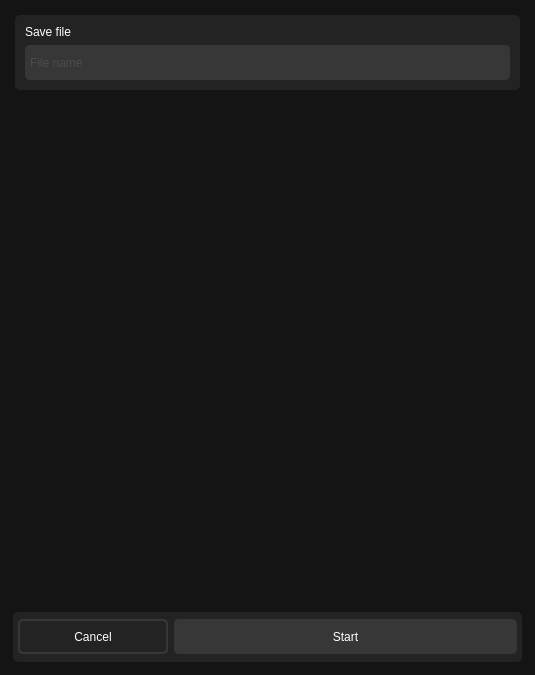
Before: the Qt Designer form src/ui/measure_dialog.ui in ligerr13/PE_Spectroradiometer, drawn with Qt 5.
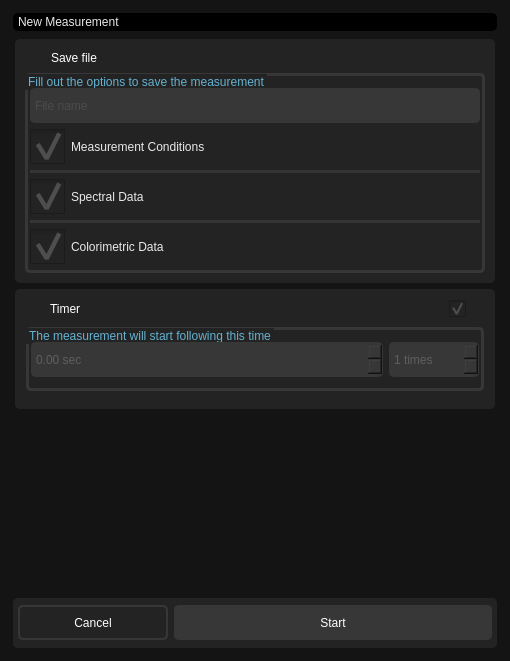
After: the same form once the commit is applied. Icons and pictures are not drawn.

Patch:
```diff
--- a/src/ui/measure_dialog.ui
+++ b/src/ui/measure_dialog.ui
@@ -6,8 +6,8 @@
    <rect>
     <x>0</x>
     <y>0</y>
-    <width>535</width>
-    <height>675</height>
+    <width>510</width>
+    <height>661</height>
    </rect>
   </property>
   <property name="windowTitle">
@@ -36,6 +36,39 @@
       <property name="bottomMargin">
        <number>2</number>
       </property>
+      <item>
+       <widget class="QWidget" name="widget_2" native="true">
+        <property name="styleSheet">
+         <string notr="true">background-color: rgb(0, 0, 0);
+border: 5px;</string>
+        </property>
+        <layout class="QHBoxLayout" name="horizontalLayout_2">
+         <property name="leftMargin">
+          <number>5</number>
+         </property>
+         <property name="topMargin">
+          <number>2</number>
+         </property>
+         <property name="rightMargin">
+          <number>2</number>
+         </property>
+         <property name="bottomMargin">
+          <number>2</number>
+         </property>
+         <item>
+          <widget class="QLabel" name="label_2">
+           <property name="styleSheet">
+            <string notr="true">font: 623 14pt &quot;Segoe UI&quot;;
+color: rgb(233, 233, 233);</string>
+           </property>
+           <property name="text">
+            <string>New Measurement</string>
+           </property>
+          </widget>
+         </item>
+        </layout>
+       </widget>
+      </item>
       <item>
        <widget class="QWidget" name="widget_3" native="true">
         <layout class="QVBoxLayout" name="verticalLayout_3">
@@ -56,7 +89,7 @@
            <property name="maximumSize">
             <size>
              <width>16777215</width>
-             <height>90</height>
+             <height>16777215</height>
             </size>
            </property>
            <property name="sizeIncrement">
@@ -83,44 +116,578 @@
             <property name="bottomMargin">
              <number>10</number>
             </property>
-            <item row="0" column="0">
-             <widget class="QLabel" name="label">
-              <property name="maximumSize">
-               <size>
-                <width>16777215</width>
-                <height>20</height>
-               </size>
-              </property>
-              <property name="styleSheet">
-               <string notr="true">font: 700 11pt &quot;Segoe UI&quot;;
-color: rgb(255, 255, 255);</string>
-              </property>
-              <property name="frameShape">
-               <enum>QFrame::StyledPanel</enum>
-              </property>
-              <property name="text">
-               <string>Save file</string>
-              </property>
-             </widget>
-            </item>
             <item row="1" column="0">
-             <widget class="QLineEdit" name="fileName">
-              <property name="minimumSize">
-               <size>
-                <width>35</width>
-                <height>35</height>
-               </size>
-              </property>
+             <widget class="QGroupBox" name="groupBox_2">
               <property name="styleSheet">
-               <string notr="true">border: 0px;
+               <string notr="true">QGroupBox {
+  border: 3px solid rgb(55, 55, 55);
+  color: #64B2D1;
+  border-radius: 5px;
+}
+QGroupBox:disabled{
+	color: rgb(55, 55, 55);
+}</string>
+              </property>
+              <property name="title">
+               <string>Fill out the options to save the measurement</string>
+              </property>
+              <property name="checkable">
+               <bool>false</bool>
+              </property>
+              <layout class="QVBoxLayout" name="verticalLayout_6">
+               <property name="leftMargin">
+                <number>5</number>
+               </property>
+               <property name="topMargin">
+                <number>15</number>
+               </property>
+               <property name="rightMargin">
+                <number>5</number>
+               </property>
+               <item>
+                <widget class="QLineEdit" name="fileName">
+                 <property name="minimumSize">
+                  <size>
+                   <width>35</width>
+                   <height>35</height>
+                  </size>
+                 </property>
+                 <property name="styleSheet">
+                  <string notr="true">border: 0px;
 		font: 700 10pt &quot;Segoe UI&quot;;
  		background: rgb(55, 55, 55);
 		border :3px solid rgb(55, 55, 55);
 color: rgb(94, 94, 94)</string>
-              </property>
-              <property name="placeholderText">
-               <string>File name</string>
-              </property>
+                 </property>
+                 <property name="placeholderText">
+                  <string>File name</string>
+                 </property>
+                </widget>
+               </item>
+               <item>
+                <widget class="QCheckBox" name="checkBox">
+                 <property name="enabled">
+                  <bool>true</bool>
+                 </property>
+                 <property name="minimumSize">
+                  <size>
+                   <width>0</width>
+                   <height>0</height>
+                  </size>
+                 </property>
+                 <property name="cursor">
+                  <cursorShape>PointingHandCursor</cursorShape>
+                 </property>
+                 <property name="layoutDirection">
+                  <enum>Qt::LeftToRight</enum>
+                 </property>
+                 <property name="autoFillBackground">
+                  <bool>false</bool>
+                 </property>
+                 <property name="styleSheet">
+                  <string notr="true">QCheckBox {
+	font: 550 10pt &quot;Segoe UI&quot;;
+	color: rgb(94, 94, 94);
+}
+QCheckBox::checked {
+	font: 550 10pt &quot;Segoe UI&quot;;
+	color: rgb(233, 233, 233);
+}
+QCheckBox::hover
+{
+	background-color : rgb(0, 0, 0);
+	border: 0;
+}
+QCheckBox::indicator{
+width :35px;
+height : 35px;
+}
+QCheckBox::indicator:checked
+ {
+     image: url(../resources/icons/toggle-button-on.png);
+}
+  QCheckBox::indicator:unchecked
+{
+    image: url(../resources/icons/toggle-button-off.png);
+}</string>
+                 </property>
+                 <property name="text">
+                  <string>Measurement Conditions</string>
+                 </property>
+                 <property name="iconSize">
+                  <size>
+                   <width>45</width>
+                   <height>45</height>
+                  </size>
+                 </property>
+                 <property name="checked">
+                  <bool>true</bool>
+                 </property>
+                </widget>
+               </item>
+               <item>
+                <widget class="Line" name="line">
+                 <property name="styleSheet">
+                  <string notr="true">background-color: rgba(129, 129, 129, 50);
+border: 0px;
+border-radius: 50%;
+margin: 5, 5, 5, 5;</string>
+                 </property>
+                 <property name="orientation">
+                  <enum>Qt::Horizontal</enum>
+                 </property>
+                </widget>
+               </item>
+               <item>
+                <widget class="QCheckBox" name="checkBox_2">
+                 <property name="enabled">
+                  <bool>true</bool>
+                 </property>
+                 <property name="minimumSize">
+                  <size>
+                   <width>0</width>
+                   <height>0</height>
+                  </size>
+                 </property>
+                 <property name="cursor">
+                  <cursorShape>PointingHandCursor</cursorShape>
+                 </property>
+                 <property name="layoutDirection">
+                  <enum>Qt::LeftToRight</enum>
+                 </property>
+                 <property name="autoFillBackground">
+                  <bool>false</bool>
+                 </property>
+                 <property name="styleSheet">
+                  <string notr="true">QCheckBox {
+	font: 550 10pt &quot;Segoe UI&quot;;
+	color: rgb(94, 94, 94);
+}
+QCheckBox::checked {
+	font: 550 10pt &quot;Segoe UI&quot;;
+	color: rgb(233, 233, 233);
+}
+QCheckBox::hover
+{
+	background-color : rgb(0, 0, 0);
+	border: 0;
+}
+QCheckBox::indicator{
+width :35px;
+height : 35px;
+}
+QCheckBox::indicator:checked
+ {
+     image: url(../resources/icons/toggle-button-on.png);
+}
+  QCheckBox::indicator:unchecked
+{
+    image: url(../resources/icons/toggle-button-off.png);
+}</string>
+                 </property>
+                 <property name="text">
+                  <string>Spectral Data</string>
+                 </property>
+                 <property name="iconSize">
+                  <size>
+                   <width>45</width>
+                   <height>45</height>
+                  </size>
+                 </property>
+                 <property name="checkable">
+                  <bool>true</bool>
+                 </property>
+                 <property name="checked">
+                  <bool>true</bool>
+                 </property>
+                 <property name="autoRepeat">
+                  <bool>false</bool>
+                 </property>
+                 <property name="autoExclusive">
+                  <bool>false</bool>
+                 </property>
+                 <property name="tristate">
+                  <bool>false</bool>
+                 </property>
+                </widget>
+               </item>
+               <item>
+                <widget class="Line" name="line_2">
+                 <property name="styleSheet">
+                  <string notr="true">background-color: rgba(129, 129, 129, 50);
+border: 0px;
+border-radius: 50%;
+margin: 5, 5, 5, 5;</string>
+                 </property>
+                 <property name="orientation">
+                  <enum>Qt::Horizontal</enum>
+                 </property>
+                </widget>
+               </item>
+               <item>
+                <widget class="QCheckBox" name="checkBox_3">
+                 <property name="enabled">
+                  <bool>true</bool>
+                 </property>
+                 <property name="minimumSize">
+                  <size>
+                   <width>0</width>
+                   <height>0</height>
+                  </size>
+                 </property>
+                 <property name="cursor">
+                  <cursorShape>PointingHandCursor</cursorShape>
+                 </property>
+                 <property name="autoFillBackground">
+                  <bool>false</bool>
+                 </property>
+                 <property name="styleSheet">
+                  <string notr="true">QCheckBox {
+	font: 550 10pt &quot;Segoe UI&quot;;
+	color: rgb(94, 94, 94);
+}
+QCheckBox::checked {
+	font: 550 10pt &quot;Segoe UI&quot;;
+	color: rgb(233, 233, 233);
+}
+QCheckBox::hover
+{
+	background-color : rgb(0, 0, 0);
+	border: 0;
+}
+QCheckBox::indicator{
+width :35px;
+height : 35px;
+}
+QCheckBox::indicator:checked
+ {
+     image: url(../resources/icons/toggle-button-on.png);
+}
+  QCheckBox::indicator:unchecked
+{
+    image: url(../resources/icons/toggle-button-off.png);
+}</string>
+                 </property>
+                 <property name="text">
+                  <string>Colorimetric Data</string>
+                 </property>
+                 <property name="checked">
+                  <bool>true</bool>
+                 </property>
+                </widget>
+               </item>
+              </layout>
+             </widget>
+            </item>
+            <item row="0" column="0">
+             <widget class="QWidget" name="widget_8" native="true">
+              <layout class="QHBoxLayout" name="horizontalLayout_5">
+               <property name="leftMargin">
+                <number>0</number>
+               </property>
+               <property name="topMargin">
+                <number>2</number>
+               </property>
+               <property name="rightMargin">
+                <number>2</number>
+               </property>
+               <property name="bottomMargin">
+                <number>2</number>
+               </property>
+               <item>
+                <widget class="QLabel" name="label_5">
+                 <property name="maximumSize">
+                  <size>
+                   <width>20</width>
+                   <height>20</height>
+                  </size>
+                 </property>
+                 <property name="text">
+                  <string/>
+                 </property>
+                 <property name="pixmap">
+                  <pixmap>../../resources/icons/save-diskette.png</pixmap>
+                 </property>
+                 <property name="scaledContents">
+                  <bool>true</bool>
+                 </property>
+                </widget>
+               </item>
+               <item>
+                <widget class="QLabel" name="label">
+                 <property name="maximumSize">
+                  <size>
+                   <width>16777215</width>
+                   <height>20</height>
+                  </size>
+                 </property>
+                 <property name="styleSheet">
+                  <string notr="true">font: 600 11pt &quot;Segoe UI&quot;;
+color: rgb(255, 255, 255);</string>
+                 </property>
+                 <property name="frameShape">
+                  <enum>QFrame::StyledPanel</enum>
+                 </property>
+                 <property name="text">
+                  <string>Save file</string>
+                 </property>
+                </widget>
+               </item>
+              </layout>
+             </widget>
+            </item>
+           </layout>
+          </widget>
+         </item>
+         <item>
+          <widget class="QWidget" name="widget_5" native="true">
+           <property name="styleSheet">
+            <string notr="true">color:white;
+border-radius: 5px;
+background-color: rgb(35, 35, 35);</string>
+           </property>
+           <layout class="QVBoxLayout" name="verticalLayout">
+            <item>
+             <widget class="QWidget" name="widget_6" native="true">
+              <layout class="QHBoxLayout" name="horizontalLayout_3">
+               <property name="leftMargin">
+                <number>0</number>
+               </property>
+               <property name="topMargin">
+                <number>2</number>
+               </property>
+               <property name="rightMargin">
+                <number>2</number>
+               </property>
+               <property name="bottomMargin">
+                <number>2</number>
+               </property>
+               <item>
+                <widget class="QLabel" name="label_4">
+                 <property name="maximumSize">
+                  <size>
+                   <width>20</width>
+                   <height>20</height>
+                  </size>
+                 </property>
+                 <property name="text">
+                  <string/>
+                 </property>
+                 <property name="pixmap">
+                  <pixmap>../../resources/icons/chronometer.png</pixmap>
+                 </property>
+                 <property name="scaledContents">
+                  <bool>true</bool>
+                 </property>
+                </widget>
+               </item>
+               <item>
+                <widget class="QLabel" name="label_3">
+                 <property name="styleSheet">
+                  <string notr="true">font: 600 11pt &quot;Segoe UI&quot;;
+color: rgb(255, 255, 255);</string>
+                 </property>
+                 <property name="text">
+                  <string>Timer</string>
+                 </property>
+                </widget>
+               </item>
+               <item>
+                <widget class="QCheckBox" name="checkBox_5">
+                 <property name="maximumSize">
+                  <size>
+                   <width>35</width>
+                   <height>35</height>
+                  </size>
+                 </property>
+                 <property name="cursor">
+                  <cursorShape>PointingHandCursor</cursorShape>
+                 </property>
+                 <property name="styleSheet">
+                  <string notr="true">QCheckBox {
+	font: 550 10pt &quot;Segoe UI&quot;;
+	color: rgb(94, 94, 94);
+}
+QCheckBox::checked {
+	font: 550 10pt &quot;Segoe UI&quot;;
+	color: rgb(233, 233, 233);
+}
+QCheckBox::hover
+{
+	border: 0;
+}
+QCheckBox::indicator{
+width :17px;
+height : 17px;
+}
+QCheckBox::indicator:checked
+ {
+     image: url(../resources/icons/padlock-unlock.png);
+}
+  QCheckBox::indicator:unchecked
+{
+    image: url(../resources/icons/padlock.png);
+}</string>
+                 </property>
+                 <property name="text">
+                  <string/>
+                 </property>
+                 <property name="checked">
+                  <bool>true</bool>
+                 </property>
+                </widget>
+               </item>
+              </layout>
+             </widget>
+            </item>
+            <item>
+             <widget class="QWidget" name="widget_9" native="true">
+              <layout class="QVBoxLayout" name="verticalLayout_4">
+               <property name="leftMargin">
+                <number>2</number>
+               </property>
+               <property name="topMargin">
+                <number>2</number>
+               </property>
+               <property name="rightMargin">
+                <number>2</number>
+               </property>
+               <item>
+                <widget class="QGroupBox" name="groupBox">
+                 <property name="minimumSize">
+                  <size>
+                   <width>0</width>
+                   <height>0</height>
+                  </size>
+                 </property>
+                 <property name="styleSheet">
+                  <string notr="true">QGroupBox {
+  border: 3px solid rgb(55, 55, 55);
+  color: #64B2D1;
+  border-radius: 5px;
+}
+QGroupBox:disabled{
+	color: rgb(55, 55, 55);
+}</string>
+                 </property>
+                 <property name="title">
+                  <string>The measurement will start following this time</string>
+                 </property>
+                 <layout class="QVBoxLayout" name="verticalLayout_5">
+                  <property name="leftMargin">
+                   <number>5</number>
+                  </property>
+                  <property name="topMargin">
+                   <number>15</number>
+                  </property>
+                  <property name="rightMargin">
+                   <number>5</number>
+                  </property>
+                  <property name="bottomMargin">
+                   <number>5</number>
+                  </property>
+                  <item>
+                   <widget class="QWidget" name="widget_10" native="true">
+                    <property name="styleSheet">
+                     <string notr="true">QSpinBox
+{
+border: 0px;
+		font: 700 10pt &quot;Segoe UI&quot;;
+ 		background: rgb(55, 55, 55);
+		border :3px solid rgb(55, 55, 55);
+color: rgb(94, 94, 94)
+}
+QDoubleSpinBox::up-arrow
+{
+}
+QDoubleSpinBox::down-arrow
+{
+}</string>
+                    </property>
+                    <layout class="QGridLayout" name="gridLayout_2">
+                     <property name="leftMargin">
+                      <number>0</number>
+                     </property>
+                     <property name="topMargin">
+                      <number>0</number>
+                     </property>
+                     <property name="rightMargin">
+                      <number>0</number>
+                     </property>
+                     <item row="0" column="0">
+                      <widget class="QDoubleSpinBox" name="doubleSpinBox">
+                       <property name="minimumSize">
+                        <size>
+                         <width>0</width>
+                         <height>35</height>
+                        </size>
+                       </property>
+                       <property name="styleSheet">
+                        <string notr="true">QDoubleSpinBox
+{
+border: 0px;
+		font: 700 10pt &quot;Segoe UI&quot;;
+ 		background: rgb(55, 55, 55);
+		border :3px solid rgb(55, 55, 55);
+color: rgb(94, 94, 94)
+}
+QDoubleSpinBox::up-arrow
+{
+}
+QDoubleSpinBox::down-arrow
+{
+}</string>
+                       </property>
+                       <property name="wrapping">
+                        <bool>false</bool>
+                       </property>
+                       <property name="specialValueText">
+                        <string/>
+                       </property>
+                       <property name="suffix">
+                        <string> sec</string>
+                       </property>
+                      </widget>
+                     </item>
+                     <item row="0" column="1">
+                      <widget class="QSpinBox" name="spinBox">
+                       <property name="minimumSize">
+                        <size>
+                         <width>0</width>
+                         <height>35</height>
+                        </size>
+                       </property>
+                       <property name="maximumSize">
+                        <size>
+                         <width>90</width>
+                         <height>16777215</height>
+                        </size>
+                       </property>
+                       <property name="styleSheet">
+                        <string notr="true">QDoubleSpinBox
+{
+border: 0px;
+		font: 700 10pt &quot;Segoe UI&quot;;
+ 		background: rgb(55, 55, 55);
+		border :3px solid rgb(55, 55, 55);
+color: rgb(94, 94, 94)
+}</string>
+                       </property>
+                       <property name="suffix">
+                        <string> times</string>
+                       </property>
+                       <property name="minimum">
+                        <number>1</number>
+                       </property>
+                      </widget>
+                     </item>
+                    </layout>
+                   </widget>
+                  </item>
+                 </layout>
+                </widget>
+               </item>
+              </layout>
              </widget>
             </item>
            </layout>
```
Left out of the diff: 16 changed lines with no effect on the pictures.
